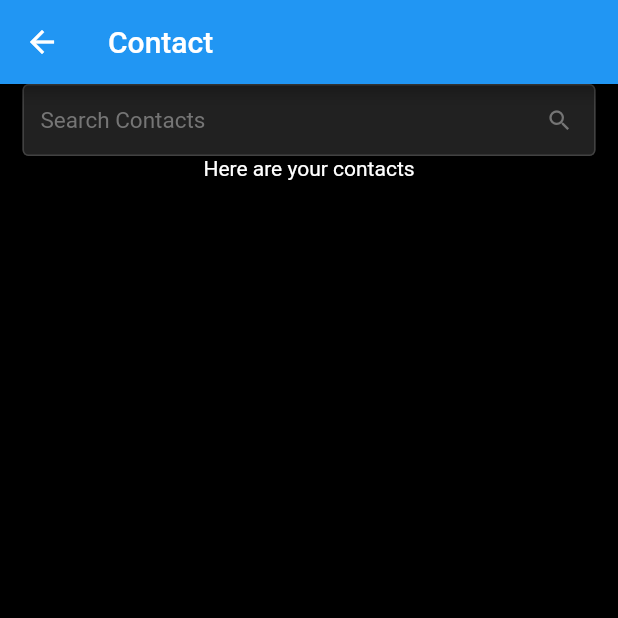
After one commit to Maria218/squabble, a Flutter app: the ContactsScreen screen opened directly, on a phone screen of 412 x 824 dp, the top half of it. The commit adds this screen. Run offline on Flutter 3.47's test engine with Material 2 defaults, Android fonts, the light colour scheme and no system bars; our stand-ins replace bloc, cloud_firestore, equatable, firebase_auth, firebase_core, flutter_bloc and 1 more; accounts and stored records are empty.

Commit message:
Finally getting some data

```diff
--- a/lib/main.dart
+++ b/lib/main.dart
@@ -6,6 +6,7 @@ import 'package:flutter_bloc/flutter_bloc.dart';
 import 'package:squabble/blocs/authentication/bloc.dart';
 import 'package:squabble/repositories/repositories.dart';
 import 'package:squabble/screens/authentication/login/login_screen.dart';
+import 'package:squabble/screens/contacts/contacts_screen.dart';
 import 'package:squabble/screens/home/home_screen.dart';
 
 void main() async {
@@ -52,9 +53,7 @@ class Squabble extends StatelessWidget {
             return LoginScreen(userRepository: userRepository,);
           }
           if (state is AuthenticationSuccess) {
-            return HomeScreen(
-              userInfoDetails: state.userDetails,
-            );
+            return ContactsScreen();
           }
           return const Text(
             'Loading',
--- a/lib/models/userprofile/user_profile_model.dart
+++ b/lib/models/userprofile/user_profile_model.dart
@@ -3,7 +3,7 @@ class UserProfile {
   String? firstName;
   String? lastName;
   String? email;
-  String? password;
+  // String? password;
   String? description;
   String? location;
   String? hobbies;
@@ -13,7 +13,7 @@ class UserProfile {
     this.firstName,
     this.lastName,
     this.email,
-    this.password,
+    // this.password,
     this.description,
     this.location,
     this.hobbies
@@ -24,7 +24,7 @@ class UserProfile {
     json["firstName"] == null ? null : json["firstName"],
     json["lastName"] == null ? null : json["lastName"],
     json["email"] == null ? null : json["email"],
-    json["password"] == null ? null : json["password"],
+    // json["password"] == null ? null : json["password"],
     json["description"] == null ? null : json["description"],
     json["location"] == null ? null : json["location"],
     json["hobbies"] == null ? null : json["hobbies"],
@@ -38,7 +38,7 @@ class UserProfile {
     'lastName': lastName,
     'location': location,
     'email': email,
-    'password': password,
+    // 'password': password,
     'description': description,
     'hobbies': hobbies,
   };
--- a/lib/models/userprofile/user_profile_singleton.dart
+++ b/lib/models/userprofile/user_profile_singleton.dart
@@ -3,7 +3,7 @@ class UserProfileSingleton {
   String? firstName;
   String? lastName;
   String? email;
-  String? password;
+  // String? password;
   String? description;
   String? location;
   String? hobbies;
--- /dev/null
+++ b/lib/screens/contacts/bloc/contact_exports.dart
@@ -0,0 +1,3 @@
+export 'contacts_bloc.dart';
+export 'contacts_state.dart';
+export 'contacts_event.dart';
--- /dev/null
+++ b/lib/screens/contacts/bloc/contacts_event.dart
@@ -0,0 +1,27 @@
+import 'package:equatable/equatable.dart';
+
+abstract class ContactEvent extends Equatable {
+  const ContactEvent();
+  @override
+  List<Object> get props => [];
+}
+
+class ContactInitEvent extends ContactEvent {
+  const ContactInitEvent();
+
+  @override
+  List<Object> get props => [];
+
+  @override
+  String toString() => 'InitEvent Was Called';
+}
+
+class GetAllContactsEvent extends ContactEvent {
+  const GetAllContactsEvent();
+
+  @override
+  List<Object> get props => [];
+
+  @override
+  String toString() => 'GetAll event was Called';
+}
--- /dev/null
+++ b/lib/screens/contacts/bloc/contacts_state.dart
@@ -0,0 +1,42 @@
+import 'package:equatable/equatable.dart';
+import 'package:squabble/models/userprofile/user_profile_model.dart';
+
+abstract class ContactState extends Equatable {
+  const ContactState();
+
+  @override
+  List<Object> get props => [];
+}
+
+class ContactsFetchingState extends ContactState {
+  @override
+  String toString() => 'ContactFetchingState';
+}
+
+class ContactsFetchedState extends ContactState {
+  final List<UserProfile> users;
+  ContactsFetchedState(this.users);
+
+  @override
+  List<Object> get props => [users];
+
+  @override
+  String toString() => 'ContactFetchedState { vendors: ${users.length} }';
+}
+
+class ContactsErrorState extends ContactState {
+  final String error;
+
+  ContactsErrorState(this.error);
+
+  @override
+  List<Object> get props => [error];
+
+  @override
+  String toString() => 'ContactsErrorState { error: $error }';
+}
+
+class VerticalListEmptyState extends ContactState {
+  @override
+  String toString() => 'Contact List initial state';
+}
--- /dev/null
+++ b/lib/screens/contacts/bloc/searchBloc/contact_search_event.dart
@@ -0,0 +1,41 @@
+import 'package:equatable/equatable.dart';
+
+abstract class ContactSearchEvent extends Equatable {
+  const ContactSearchEvent();
+  @override
+  List<Object> get props => [];
+}
+
+class ContactSearchInitEvent extends ContactSearchEvent {
+  const ContactSearchInitEvent();
+
+  @override
+  List<Object> get props => [];
+
+  @override
+  String toString() => 'SearchContactListEvent Was Called';
+}
+
+class SearchTextChanged extends ContactSearchEvent {
+  final String query;
+
+  const SearchTextChanged({required this.query});
+
+  @override
+  List<Object> get props => [query];
+
+  @override
+  String toString() => 'SearchTextChanged { searchString :$query }';
+}
+
+class SearchContactList extends ContactSearchEvent {
+  final String query;
+
+  const SearchContactList({required this.query});
+
+  @override
+  List<Object> get props => [query];
+
+  @override
+  String toString() => 'Searching contacts';
+}
--- /dev/null
+++ b/lib/screens/contacts/bloc/searchBloc/contact_search_state.dart
@@ -0,0 +1,55 @@
+import 'package:equatable/equatable.dart';
+import 'package:squabble/models/userprofile/user_profile_model.dart';
+
+abstract class ContactSearchState extends Equatable {
+  const ContactSearchState();
+
+  @override
+  List<Object> get props => [];
+}
+
+class SearchState extends ContactSearchState {
+  final List<UserProfile> users;
+  SearchState(this.users);
+
+  @override
+  List<Object> get props => [users];
+
+  @override
+  String toString() => 'VerticalListFetchedState { userrs: ${users.length} }';
+}
+
+class SearchFetchingState extends ContactSearchState {
+  @override
+  String toString() => 'SearchFetchingState';
+}
+
+class SearchFetchedState extends ContactSearchState {
+  final List<UserProfile> users;
+  final String query;
+
+  SearchFetchedState(this.users, this.query);
+
+  @override
+  List<Object> get props => [users, query];
+
+  @override
+  String toString() => 'SearchFetchedState';
+}
+
+class SearchErrorState extends ContactSearchState {
+  final String error;
+
+  SearchErrorState(this.error);
+
+  @override
+  List<Object> get props => [error];
+
+  @override
+  String toString() => 'SearchErrorState { error: $error }';
+}
+
+class SearchEmptyState extends ContactSearchState {
+  @override
+  String toString() => 'SearchStateEmpty';
+}
--- /dev/null
+++ b/lib/screens/contacts/bloc/searchBloc/search_bloc_exports.dart
@@ -0,0 +1,3 @@
+export 'contact_search_bloc.dart';
+export 'contact_search_event.dart';
+export 'contact_search_state.dart';
--- /dev/null
+++ b/lib/screens/contacts/components/contacts_page.dart
@@ -0,0 +1,211 @@
+import 'dart:async';
+import 'package:flutter/material.dart';
+import 'package:flutter_bloc/flutter_bloc.dart';
+import 'package:squabble/models/userprofile/user_profile_model.dart';
+import 'package:squabble/models/userprofile/user_profile_singleton.dart';
+import 'package:squabble/screens/contacts/bloc/searchBloc/search_bloc_exports.dart';
+
+class ContactPage extends StatefulWidget {
+
+  @override
+  _ContactPageState createState() => _ContactPageState();
+}
+
+class _ContactPageState extends State<ContactPage> {
+  late SearchBloc _contactSearchBloc;
+  TextEditingController _searchHome = TextEditingController();
+  UserProfile userProfile = UserProfile(
+    UserProfileSingleton().fullName,
+    UserProfileSingleton().firstName,
+    UserProfileSingleton().lastName,
+    UserProfileSingleton().email,
+    UserProfileSingleton().description,
+    UserProfileSingleton().location,
+    UserProfileSingleton().hobbies
+  );
+
+  @override
+  void initState() {
+    super.initState();
+    _contactSearchBloc = BlocProvider.of<SearchBloc>(context);
+  }
+
+  FutureOr onGoBack(dynamic value) {
+    setState(() {});
+  }
+
+  @override
+  Widget build(BuildContext context) {
+    return Scaffold(
+      backgroundColor: Colors.black,
+      appBar: AppBar(
+        title: Text('Contact'),
+      ),
+      body: (buildMyWidget(context)),
+    );
+  }
+
+  Widget buildMyWidget(BuildContext context) {
+    return Column(
+      children: [
+        Align(
+          alignment: Alignment.center,
+          child: Container(
+            margin: EdgeInsets.symmetric(horizontal: 15),
+            child: TextField(
+              style: TextStyle(color: Colors.grey[400]),
+              controller: _searchHome,
+              decoration: InputDecoration(
+                filled: true,
+                fillColor: Colors.grey[900],
+                border: OutlineInputBorder(
+                  borderSide: new BorderSide(
+                    color: Colors.grey[800]!, style: BorderStyle.solid
+                  )
+                ),
+                enabledBorder: OutlineInputBorder(
+                    borderSide: new BorderSide(
+                        color: Colors.grey[800]!, style: BorderStyle.solid)),
+                focusedBorder: OutlineInputBorder(
+                    borderSide: new BorderSide(
+                        color: Colors.grey[800]!, style: BorderStyle.solid)),
+                hintText: 'Search Contacts',
+                hintStyle: TextStyle(color: Colors.grey[600], fontSize: 15),
+                suffixIcon: _searchHome.text.isEmpty
+                    ? Icon(
+                        Icons.search,
+                        color: Colors.grey[600],
+                      )
+                    : IconButton(
+                        icon: Icon(Icons.clear),
+                        color: Colors.white,
+                        iconSize: 20,
+                        onPressed: () {
+                          _searchHome.clear();
+                          _contactSearchBloc
+                              .add(SearchTextChanged(query: ''));
+                        }),
+                isDense: true,
+                contentPadding: EdgeInsets.all(12),
+              ),
+              onChanged: (query) => _contactSearchBloc
+                  .add(SearchTextChanged(query: query)),
+            ),
+          ),
+        ),
+        Expanded(
+          child: _searchContactPage(context),
+        )
+      ],
+    );
+  }
+
+  Widget _searchContactPage(BuildContext context) {
+    return BlocListener<SearchBloc, ContactSearchState>(
+      listener: (context, state) {
+        if (state is SearchFetchingState) {
+          ScaffoldMessenger.of(context)
+            ..hideCurrentSnackBar()
+            ..showSnackBar(
+              SnackBar(
+                content: Row(
+                  mainAxisAlignment: MainAxisAlignment.spaceBetween,
+                  children: [
+                    Text('Loading Contacts'),
+                    CircularProgressIndicator(),
+                  ],
+                ),
+                duration: Duration(milliseconds: 600),
+              ),
+            );
+        }
+
+        if (state is SearchErrorState) {
+          ScaffoldMessenger.of(context)
+            ..hideCurrentSnackBar()
+            ..showSnackBar(
+              SnackBar(
+                content: Row(
+                  mainAxisAlignment: MainAxisAlignment.spaceBetween,
+                  children: [
+                    Text('There was an error getting contacts'),
+                    Icon(Icons.error)
+                  ],
+                ),
+                backgroundColor: Colors.red,
+              ),
+            );
+        }
+      },
+      child: BlocBuilder<SearchBloc, ContactSearchState>(
+        builder: (context, state) {
+          if (state is SearchFetchingState) {
+            //Show default items
+            return Center(
+              child: Text(
+                'Loading contacts',
+                style: TextStyle(color: Colors.white, fontSize: 18)
+              )
+            );
+          }
+
+          if (state is SearchFetchedState) {
+            if (state.users.isEmpty) {
+              return Text(
+                "No contacts were found",
+                style: TextStyle(color: Colors.white)
+              );
+            }
+
+            if (state.users.isEmpty) {
+              return Text(
+                'There are no users',
+                style: TextStyle(color: Colors.white),
+              );
+            }
+
+            return Column(
+              children: [
+                Container(
+                  child: ListView.separated(
+                    itemCount: state.users.length,
+                    separatorBuilder: (context, index) => Divider(),
+                    itemBuilder: (context, index) {
+                      final result = state.users[index];
+                      return _buildContactSearchItem(context, result, index, state);
+                    },
+                  ),
+                ),
+              ]
+            );
+          }
+          return Container(
+            child: Text('Here are your contacts', style: TextStyle(color: Colors.white),),
+          );
+        },
+      )
+    );
+  }
+
+  Widget _buildContactSearchItem(BuildContext context, UserProfile user, int index, state) {
+    return Card(
+      color: Colors.black,
+      child: Container(
+        child: ListTile(
+          onTap: () {
+            // MyNavigator.goToStoreFront(context, state.vendors[index], onGoBack);
+          },
+          title: Text(
+            user.firstName!,
+            style: TextStyle(
+              color: Colors.white,
+              // fontWeight: FontWeight.bold,
+              // letterSpacing: 1.3,
+              // fontSize: 17
+            )
+          ),
+        )
+      )
+    );
+  }
+}
--- /dev/null
+++ b/lib/screens/contacts/contacts_screen.dart
@@ -0,0 +1,43 @@
+import 'package:flutter/material.dart';
+import 'package:flutter_bloc/flutter_bloc.dart';
+import 'package:squabble/repositories/repositories.dart';
+import 'package:squabble/screens/contacts/bloc/searchBloc/search_bloc_exports.dart';
+import 'package:squabble/screens/contacts/components/contacts_page.dart';
+import 'bloc/contact_exports.dart';
+
+class ContactsScreen extends StatefulWidget {
+  @override
+  _ContactsScreen createState() => _ContactsScreen();
+}
+
+class _ContactsScreen extends State<ContactsScreen> {
+  // final UserProfile? userProfile;
+  final UserRepository userRepository = UserRepository();
+
+  @override
+  void initState() {
+    super.initState();
+  }
+
+  @override
+  Widget build(BuildContext context) {
+    return Scaffold(
+      backgroundColor: Colors.black,
+      body: MultiBlocProvider(
+        providers: [
+          BlocProvider<ContactBloc>(
+            lazy: false,
+            create: (BuildContext context) => ContactBloc(userRepository: userRepository)..add(ContactInitEvent()),
+          ),
+          BlocProvider<SearchBloc>(
+            lazy: false,
+            create: (BuildContext context) => SearchBloc(
+              userRepository: userRepository,
+            )..add(ContactSearchInitEvent())
+          ),
+        ],
+        child: ContactPage(),
+      )
+    );
+  }
+}
--- a/lib/screens/home/home_screen.dart
+++ b/lib/screens/home/home_screen.dart
@@ -17,7 +17,7 @@ class _HomeScreenState extends State<HomeScreen> {
     UserProfileSingleton().firstName,
     UserProfileSingleton().lastName,
     UserProfileSingleton().email,
-    UserProfileSingleton().password,
+    // UserProfileSingleton().password,
     UserProfileSingleton().description,
     UserProfileSingleton().location,
     UserProfileSingleton().hobbies
```
Also changed, not shown: lib/blocs/authentication/authentication_bloc.dart (+11 -6 lines), lib/repositories/user/user_repository.dart (+16 -4 lines), lib/screens/contacts/bloc/contacts_bloc.dart (added, +47 -0 lines), lib/screens/contacts/bloc/searchBloc/contact_search_bloc.dart (added, +102 -0 lines), flutter_01.png (added), lib/screens/profile/components/profile_page.dart (added), lib/screens/profile/profile_screen.dart (added).
